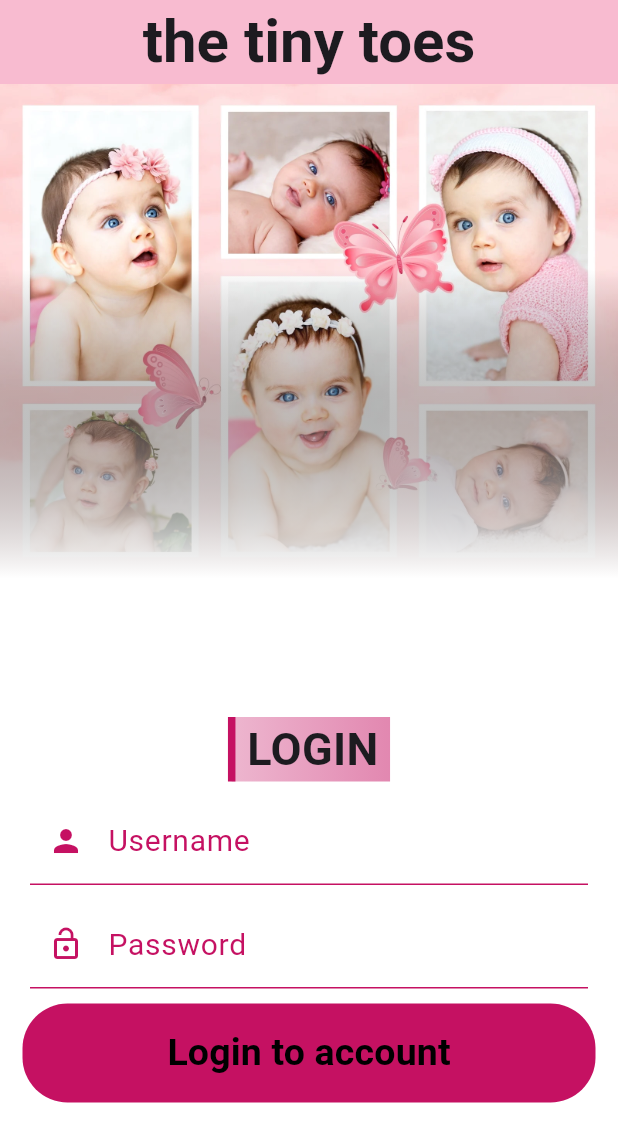
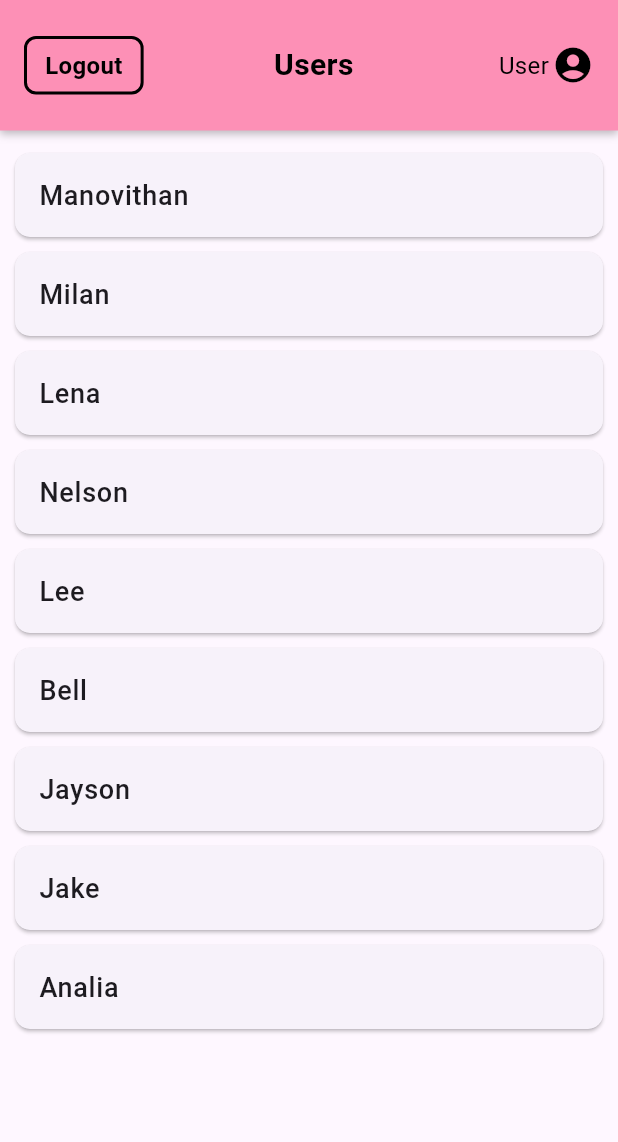
Before and after one commit to Manovithan/the-tiny-toes, a Flutter app: the screen it shows after launch, after a tap on "Login to account", on a phone screen of 412 x 824 dp. Shown: the top 1142 px of the screen. Run offline on Flutter 3.47's test engine with Material 3 defaults, Android fonts, the light colour scheme and no system bars; Roboto replaces fonts that are missing (Schyler).

Commit message:
#<User_pa ge> <create the structure of user_page>

```diff
--- /dev/null
+++ b/client/apps/lib/album.dart
@@ -0,0 +1,49 @@
+import 'package:flutter/material.dart';
+
+class Albumpage extends StatefulWidget {
+  const Albumpage({super.key, required String userName});
+
+  @override
+  State<Albumpage> createState() => _AlbumpageState();
+}
+
+class _AlbumpageState extends State<Albumpage> {
+  @override
+  Widget build(BuildContext context) {
+    return const Placeholder();
+  }
+}
+/* Album Page
+class AlbumPage extends StatelessWidget {
+  final String userName;
+
+  const AlbumPage({super.key, required this.userName});
+
+  @override
+  Widget build(BuildContext context) {
+    return Scaffold(
+      appBar: AppBar(
+        title: Text(
+          '$userName\'s Albums',
+          style: const TextStyle(
+            color: Colors.black,
+            fontSize: 18,
+            fontWeight: FontWeight.bold,
+          ),
+        ),
+        centerTitle: true,
+        iconTheme: const IconThemeData(color: Colors.black),
+      ),
+      body: Center(
+        child: Text(
+          'Welcome to $userName\'s Albums!',
+          style: const TextStyle(
+            fontSize: 20,
+            fontWeight: FontWeight.bold,
+            color: Colors.black54,
+          ),
+        ),
+      ),
+    );
+  }
+}*/
--- a/client/apps/lib/color.dart
+++ b/client/apps/lib/color.dart
@@ -1,6 +1,6 @@
 import 'package:apps/material.dart';
 import 'package:flutter/material.dart';
 
-const Color appBar = Color(0xFFF8BBD0);
+const Color appBar = Color.fromARGB(255, 253, 144, 182);
 const Color primaryColor = Color(0xFFC51162);
 const Color icons = Color(0xFFC51162);
--- a/client/apps/lib/constants.dart
+++ b/client/apps/lib/constants.dart
@@ -2,3 +2,5 @@ const String appName = "the tiny toes";
 const String bgImage = "asset/login_bg2.jpg";
 const String loginString = "LOGIN";
 const String loginbutton = "Login to account";
+const String userpage = "Users";
+const String logoutbuttin = "Logout";
--- a/client/apps/lib/login.dart
+++ b/client/apps/lib/login.dart
@@ -1,6 +1,7 @@
 import 'package:apps/color.dart';
 import 'package:flutter/material.dart';
 import 'constants.dart';
+import 'users.dart';
 
 class Login_page extends StatefulWidget {
   const Login_page({super.key});
@@ -27,9 +28,10 @@ class _Login_pageState extends State<Login_page> {
           ),
         ),
         centerTitle: true,
-        backgroundColor: const Color(0xFFF8BBD0),
+        backgroundColor:appBar,
       ),
-      body: Column(
+      body: SingleChildScrollView(
+        child: Column(
           children: <Widget>[
             Stack(
               children: <Widget>[
@@ -113,7 +115,10 @@ class _Login_pageState extends State<Login_page> {
                 height: height * 0.08,
                 width: width - 30,
                 child: TextButton(
-                onPressed: () {},
+                  onPressed: () {
+                    Navigator.push(context,
+                        MaterialPageRoute(builder: (context) => UsersPage()));
+                  },
                   style: TextButton.styleFrom(
                     backgroundColor: primaryColor, // Set button background color
                     shape: RoundedRectangleBorder(
@@ -122,7 +127,7 @@ class _Login_pageState extends State<Login_page> {
                     ),
                   ),
                   child: Text(
-                  "Login to account",
+                    loginbutton,
                     style: TextStyle(
                       color: Colors.black, // Text color
                       fontSize: 25, // Text size
@@ -134,6 +139,7 @@ class _Login_pageState extends State<Login_page> {
             ),
           ],
         ),
+      ),
     );
   }
 }
--- /dev/null
+++ b/client/apps/lib/users.dart
@@ -0,0 +1,177 @@
+import 'package:flutter/material.dart';
+import 'color.dart'; // Custom colors
+import 'login.dart'; // Login page
+import 'constants.dart';
+import 'album.dart';
+
+void main() {
+  runApp(const UsersPage());
+}
+
+class UsersPage extends StatelessWidget {
+  const UsersPage({super.key});
+
+  @override
+  Widget build(BuildContext context) {
+    return MaterialApp(
+      debugShowCheckedModeBanner: false,
+      title: 'Users Page',
+      theme: ThemeData(
+        primaryColor: primaryColor,
+        appBarTheme: const AppBarTheme(
+          backgroundColor: Colors.transparent,
+          elevation: 1,
+        ),
+      ),
+      home: const UserPage(),
+    );
+  }
+}
+
+class UserPage extends StatefulWidget {
+  const UserPage({super.key});
+
+  @override
+  State<UserPage> createState() => _UserPageState();
+}
+
+class _UserPageState extends State<UserPage> {
+  // List of user names
+  final List<String> users = [
+    'Manovithan',
+    'Milan',
+    'Lena ',
+    'Nelson',
+    'Lee',
+    'Bell',
+    'Jayson ',
+    'Jake',
+    'Analia',
+  ];
+
+  @override
+  Widget build(BuildContext context) {
+    return Scaffold(
+      body: Column(
+        children: [
+          buildCustomAppBar(context),
+          Expanded(child: _buildUserList())
+        ],
+      ),
+    );
+  }
+
+  Widget buildCustomAppBar(BuildContext context) {
+    return Container(
+      padding: const EdgeInsets.symmetric(horizontal: 16, vertical: 24),
+      decoration: const BoxDecoration(
+        color: appBar, // Background color
+        boxShadow: [
+          BoxShadow(
+            color: Colors.black26,
+            blurRadius: 4,
+            offset: Offset(0, 2), // Shadow under the app bar
+          ),
+        ],
+      ),
+      child: Row(
+        mainAxisAlignment: MainAxisAlignment.spaceBetween,
+        children: [
+          // Logout Button on the Left
+          GestureDetector(
+            onTap: () {
+              // Navigate to login page
+              Navigator.pushReplacement(
+                context,
+                MaterialPageRoute(builder: (context) => const Login_page()),
+              );
+            },
+            child: Container(
+              padding: const EdgeInsets.symmetric(horizontal: 12, vertical: 6),
+              decoration: BoxDecoration(
+                border: Border.all(color: Colors.black, width: 2),
+                borderRadius: BorderRadius.circular(8),
+              ),
+              child: const Text(
+                'Logout',
+                style: TextStyle(
+                  color: Colors.black,
+                  fontSize: 16,
+                  fontWeight: FontWeight.bold,
+                ),
+              ),
+            ),
+          ),
+
+          // Title in the Center
+          const Text(
+            'Users',
+            style: TextStyle(
+              color: Colors.black,
+              fontSize: 20,
+              fontWeight: FontWeight.bold,
+            ),
+          ),
+
+          // User Profile Icon with Text on the Right
+          const Row(
+            children: [
+              SizedBox(width: 10), // Space between icon and text
+              Text(
+                'User',
+                style: TextStyle(
+                  color: Colors.black,
+                  fontSize: 16,
+                ),
+              ),
+              SizedBox(
+                width: 2,
+              ),
+              Icon(
+                Icons.account_circle,
+                color: Colors.black,
+                size: 28,
+                weight: 10,
+              ),
+            ],
+          ),
+        ],
+      ),
+    );
+  }
+
+  // User List widget
+  Widget _buildUserList() {
+    return ListView.builder(
+      padding: const EdgeInsets.all(10),
+      itemCount: users.length,
+      itemBuilder: (context, index) {
+        return Card(
+          margin: const EdgeInsets.symmetric(vertical: 5),
+          elevation: 1,
+          shape: RoundedRectangleBorder(
+            borderRadius: BorderRadius.circular(10),
+          ),
+          child: ListTile(
+            title: Text(
+              users[index],
+              style: const TextStyle(
+                fontSize: 18,
+                fontWeight: FontWeight.w500,
+              ),
+            ),
+            onTap: () {
+              // Navigate to the album page
+              Navigator.push(
+                context,
+                MaterialPageRoute(
+                  builder: (context) =>  Albumpage(userName: users[index]),
+                ),
+              );
+            },
+          ),
+        );
+      },
+    );
+  }
+}
```
Lines whose indentation alone changed are shown as unchanged.
